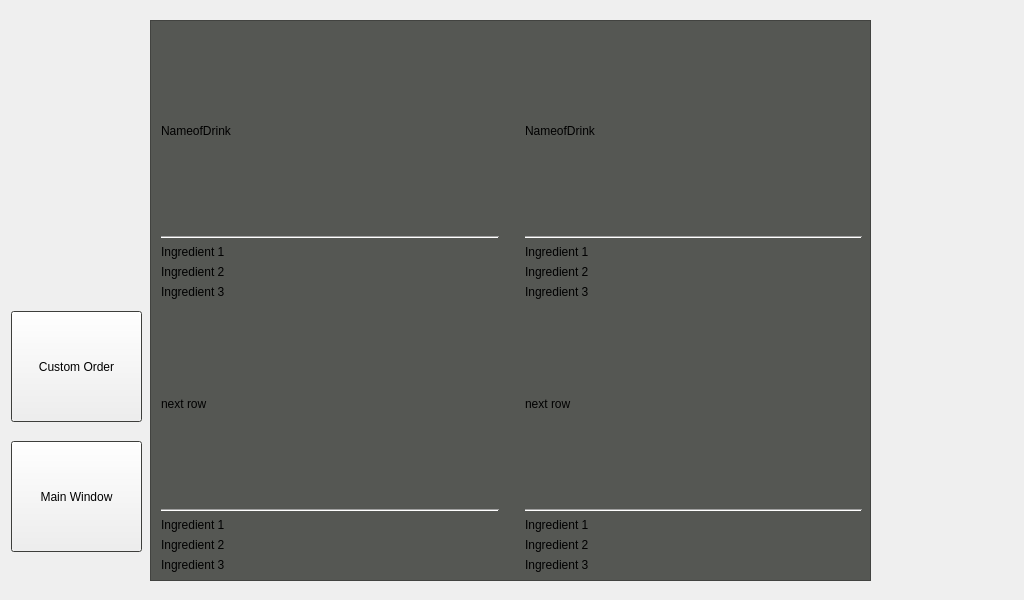
Qt form UI/stackedFinalSetup.ui (BartenderButlerBot/Application) before a commit.
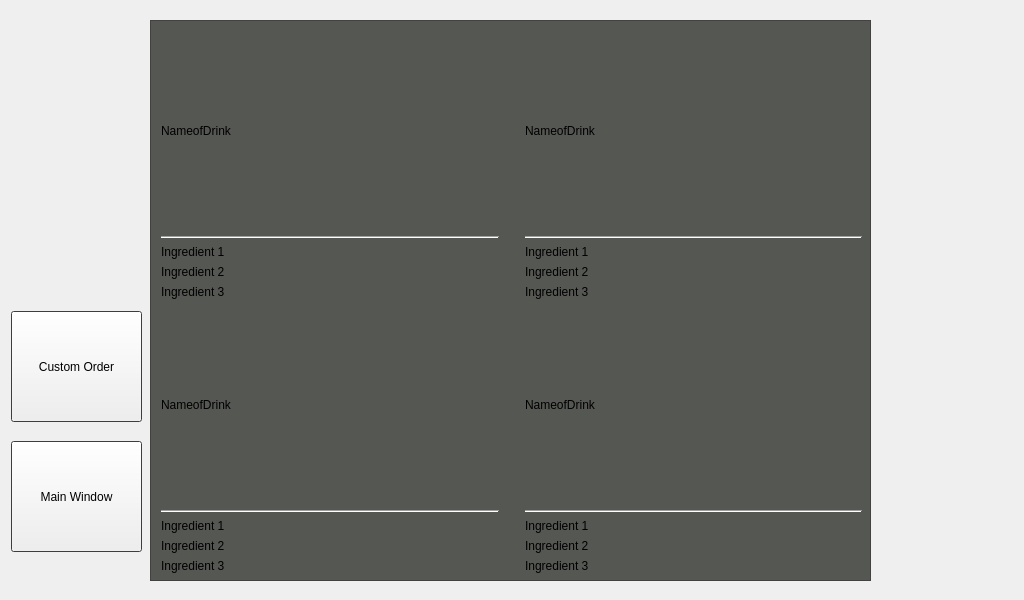
The same form after that commit.

Commit message: dynamic menu

What changed in the file:
```diff
--- a/UI/stackedFinalSetup.ui
+++ b/UI/stackedFinalSetup.ui
@@ -1468,95 +1468,83 @@
           <x>10</x>
           <y>10</y>
           <width>701</width>
-          <height>541</height>
+          <height>542</height>
          </rect>
         </property>
         <layout class="QGridLayout" name="gridLayout_menu">
-         <item row="1" column="0">
-          <layout class="QGridLayout" name="gridLayout_menuRecipe_3">
-           <item row="3" column="0">
-            <widget class="QLabel" name="label_recipeIngDynamicLater_3">
-             <property name="text">
-              <string>Ingredient 2</string>
-             </property>
-            </widget>
-           </item>
-           <item row="2" column="0">
-            <widget class="QLabel" name="label_recipeIng1_3">
-             <property name="text">
-              <string>Ingredient 1</string>
-             </property>
-            </widget>
-           </item>
-           <item row="4" column="0">
-            <widget class="QLabel" name="label_47">
-             <property name="text">
-              <string>Ingredient 3</string>
-             </property>
-            </widget>
-           </item>
-           <item row="1" column="0">
-            <widget class="Line" name="line_menuRecipe_3">
-             <property name="orientation">
-              <enum>Qt::Horizontal</enum>
-             </property>
-            </widget>
-           </item>
-           <item row="0" column="0">
-            <widget class="QLabel" name="label_recipeIngDynamicLater2_3">
-             <property name="sizePolicy">
-              <sizepolicy hsizetype="MinimumExpanding" vsizetype="MinimumExpanding">
-               <horstretch>0</horstretch>
-               <verstretch>0</verstretch>
-              </sizepolicy>
-             </property>
-             <property name="minimumSize">
-              <size>
-               <width>0</width>
-               <height>50</height>
-              </size>
-             </property>
-             <property name="text">
-              <string>next row</string>
-             </property>
-            </widget>
-           </item>
-          </layout>
-         </item>
+         <property name="sizeConstraint">
+          <enum>QLayout::SetDefaultConstraint</enum>
+         </property>
          <item row="0" column="0">
-          <layout class="QGridLayout" name="gridLayout_menuRecipe">
-           <item row="3" column="0">
-            <widget class="QLabel" name="label_recipeIngDynamicLater">
-             <property name="text">
-              <string>Ingredient 2</string>
+          <layout class="QVBoxLayout" name="verticalLayout_menuRecipe">
+           <item>
+            <widget class="QLabel" name="label_recipeIngName">
+             <property name="sizePolicy">
+              <sizepolicy hsizetype="MinimumExpanding" vsizetype="Fixed">
+               <horstretch>0</horstretch>
+               <verstretch>0</verstretch>
+              </sizepolicy>
              </property>
-            </widget>
-           </item>
-           <item row="2" column="0">
-            <widget class="QLabel" name="label_recipeIng1">
-             <property name="text">
-              <string>Ingredient 1</string>
+             <property name="minimumSize">
+              <size>
+               <width>0</width>
+               <height>199</height>
+              </size>
              </property>
-            </widget>
-           </item>
-           <item row="4" column="0">
-            <widget class="QLabel" name="label_37">
              <property name="text">
-              <string>Ingredient 3</string>
+              <string>NameofDrink</string>
              </property>
             </widget>
            </item>
-           <item row="1" column="0">
+           <item>
             <widget class="Line" name="line_menuRecipe">
              <property name="orientation">
               <enum>Qt::Horizontal</enum>
              </property>
             </widget>
            </item>
-           <item row="0" column="0">
+           <item>
+            <widget class="QLabel" name="label_recipeIng1">
+             <property name="sizePolicy">
+              <sizepolicy hsizetype="Preferred" vsizetype="Fixed">
+               <horstretch>0</horstretch>
+               <verstretch>0</verstretch>
+              </sizepolicy>
+             </property>
+             <property name="minimumSize">
+              <size>
+               <width>0</width>
+               <height>13</height>
+              </size>
+             </property>
+             <property name="text">
+              <string>Ingredient 1</string>
+             </property>
+            </widget>
+           </item>
+           <item>
+            <widget class="QLabel" name="label_recipeIngDynamicLater">
+             <property name="sizePolicy">
+              <sizepolicy hsizetype="Preferred" vsizetype="Fixed">
+               <horstretch>0</horstretch>
+               <verstretch>0</verstretch>
+              </sizepolicy>
+             </property>
+             <property name="minimumSize">
+              <size>
+               <width>0</width>
+               <height>13</height>
+              </size>
+             </property>
+             <property name="text">
+              <string>Ingredient 2</string>
+             </property>
+            </widget>
+           </item>
+           <item>
             <widget class="QLabel" name="label_recipeIngDynamicLater2">
              <property name="sizePolicy">
-              <sizepolicy hsizetype="MinimumExpanding" vsizetype="MinimumExpanding">
+              <sizepolicy hsizetype="Preferred" vsizetype="Fixed">
                <horstretch>0</horstretch>
                <verstretch>0</verstretch>
               </sizepolicy>
@@ -1564,65 +1552,14 @@
              <property name="minimumSize">
               <size>
                <width>0</width>
-               <height>50</height>
+               <height>13</height>
               </size>
              </property>
-             <property name="text">
-              <string>NameofDrink</string>
-             </property>
-            </widget>
-           </item>
-          </layout>
-         </item>
-         <item row="0" column="2">
-          <layout class="QGridLayout" name="gridLayout_6">
-           <item row="3" column="0">
-            <widget class="QLabel" name="label_39">
-             <property name="text">
-              <string>Ingredient 2</string>
-             </property>
-            </widget>
-           </item>
-           <item row="2" column="0">
-            <widget class="QLabel" name="label_40">
-             <property name="text">
-              <string>Ingredient 1</string>
-             </property>
-            </widget>
-           </item>
-           <item row="4" column="0">
-            <widget class="QLabel" name="label_41">
              <property name="text">
               <string>Ingredient 3</string>
              </property>
             </widget>
            </item>
-           <item row="1" column="0">
-            <widget class="Line" name="line_6">
-             <property name="orientation">
-              <enum>Qt::Horizontal</enum>
-             </property>
-            </widget>
-           </item>
-           <item row="0" column="0">
-            <widget class="QLabel" name="label_42">
-             <property name="sizePolicy">
-              <sizepolicy hsizetype="MinimumExpanding" vsizetype="MinimumExpanding">
-               <horstretch>0</horstretch>
-               <verstretch>0</verstretch>
-              </sizepolicy>
-             </property>
-             <property name="minimumSize">
-              <size>
-               <width>0</width>
-               <height>50</height>
-              </size>
-             </property>
-             <property name="text">
-              <string>NameofDrink</string>
-             </property>
-            </widget>
-           </item>
           </layout>
          </item>
          <item row="0" column="1">
@@ -1651,40 +1588,212 @@
            </property>
           </spacer>
          </item>
+         <item row="0" column="2">
+          <layout class="QVBoxLayout" name="verticalLayout_menuRecipe_10">
+           <item>
+            <widget class="QLabel" name="label_recipeIngName_10">
+             <property name="sizePolicy">
+              <sizepolicy hsizetype="MinimumExpanding" vsizetype="Fixed">
+               <horstretch>0</horstretch>
+               <verstretch>0</verstretch>
+              </sizepolicy>
+             </property>
+             <property name="minimumSize">
+              <size>
+               <width>0</width>
+               <height>199</height>
+              </size>
+             </property>
+             <property name="text">
+              <string>NameofDrink</string>
+             </property>
+            </widget>
+           </item>
+           <item>
+            <widget class="Line" name="line_menuRecipe_10">
+             <property name="orientation">
+              <enum>Qt::Horizontal</enum>
+             </property>
+            </widget>
+           </item>
+           <item>
+            <widget class="QLabel" name="label_recipeIng1_10">
+             <property name="sizePolicy">
+              <sizepolicy hsizetype="Preferred" vsizetype="Fixed">
+               <horstretch>0</horstretch>
+               <verstretch>0</verstretch>
+              </sizepolicy>
+             </property>
+             <property name="minimumSize">
+              <size>
+               <width>0</width>
+               <height>13</height>
+              </size>
+             </property>
+             <property name="text">
+              <string>Ingredient 1</string>
+             </property>
+            </widget>
+           </item>
+           <item>
+            <widget class="QLabel" name="label_recipeIngDynamicLater_10">
+             <property name="sizePolicy">
+              <sizepolicy hsizetype="Preferred" vsizetype="Fixed">
+               <horstretch>0</horstretch>
+               <verstretch>0</verstretch>
+              </sizepolicy>
+             </property>
+             <property name="minimumSize">
+              <size>
+               <width>0</width>
+               <height>13</height>
+              </size>
+             </property>
+             <property name="text">
+              <string>Ingredient 2</string>
+             </property>
+            </widget>
+           </item>
+           <item>
+            <widget class="QLabel" name="label_recipeIngDynamicLater2_10">
+             <property name="sizePolicy">
+              <sizepolicy hsizetype="Preferred" vsizetype="Fixed">
+               <horstretch>0</horstretch>
+               <verstretch>0</verstretch>
+              </sizepolicy>
+             </property>
+             <property name="minimumSize">
+              <size>
+               <width>0</width>
+               <height>13</height>
+              </size>
+             </property>
+             <property name="text">
+              <string>Ingredient 3</string>
+             </property>
+            </widget>
+           </item>
+          </layout>
+         </item>
+         <item row="1" column="0">
+          <layout class="QVBoxLayout" name="verticalLayout_menuRecipe_11">
+           <item>
+            <widget class="QLabel" name="label_recipeIngName_11">
+             <property name="sizePolicy">
+              <sizepolicy hsizetype="MinimumExpanding" vsizetype="Fixed">
+               <horstretch>0</horstretch>
+               <verstretch>0</verstretch>
+              </sizepolicy>
+             </property>
+             <property name="minimumSize">
+              <size>
+               <width>0</width>
+               <height>199</height>
+              </size>
+             </property>
+             <property name="text">
+              <string>NameofDrink</string>
+             </property>
+            </widget>
+           </item>
+           <item>
+            <widget class="Line" name="line_menuRecipe_11">
+             <property name="orientation">
+              <enum>Qt::Horizontal</enum>
+             </property>
+            </widget>
+           </item>
+           <item>
+            <widget class="QLabel" name="label_recipeIng1_11">
+             <property name="sizePolicy">
+              <sizepolicy hsizetype="Preferred" vsizetype="Fixed">
+               <horstretch>0</horstretch>
+               <verstretch>0</verstretch>
+              </sizepolicy>
+             </property>
+             <property name="minimumSize">
+              <size>
+               <width>0</width>
+               <height>13</height>
+              </size>
+             </property>
+             <property name="text">
+              <string>Ingredient 1</string>
+             </property>
+            </widget>
+           </item>
+           <item>
+            <widget class="QLabel" name="label_recipeIngDynamicLater_11">
+             <property name="sizePolicy">
+              <sizepolicy hsizetype="Preferred" vsizetype="Fixed">
+               <horstretch>0</horstretch>
+               <verstretch>0</verstretch>
+              </sizepolicy>
+             </property>
+             <property name="minimumSize">
+              <size>
+               <width>0</width>
+               <height>13</height>
+              </size>
+             </property>
+             <property name="text">
+              <string>Ingredient 2</string>
+             </property>
+            </widget>
+           </item>
+           <item>
+            <widget class="QLabel" name="label_recipeIngDynamicLater2_11">
+             <property name="sizePolicy">
+              <sizepolicy hsizetype="Preferred" vsizetype="Fixed">
+               <horstretch>0</horstretch>
+               <verstretch>0</verstretch>
+              </sizepolicy>
+             </property>
+             <property name="minimumSize">
+              <size>
+               <width>0</width>
+               <height>13</height>
+              </size>
+             </property>
+             <property name="text">
+              <string>Ingredient 3</string>
+             </property>
+            </widget>
+           </item>
+          </layout>
+         </item>
          <item row="1" column="2">
-          <layout class="QGridLayout" name="gridLayout_menuRecipe_4">
-           <item row="3" column="0">
-            <widget class="QLabel" name="label_recipeIngDynamicLater_4">
-             <property name="text">
-              <string>Ingredient 2</string>
+          <layout class="QVBoxLayout" name="verticalLayout_menuRecipe_12">
+           <item>
+            <widget class="QLabel" name="label_recipeIngName_12">
+             <property name="sizePolicy">
+              <sizepolicy hsizetype="MinimumExpanding" vsizetype="Fixed">
+               <horstretch>0</horstretch>
+               <verstretch>0</verstretch>
+              </sizepolicy>
              </property>
-            </widget>
-           </item>
-           <item row="2" column="0">
-            <widget class="QLabel" name="label_recipeIng1_4">
-             <property name="text">
-              <string>Ingredient 1</string>
+             <property name="minimumSize">
+              <size>
+               <width>0</width>
+               <height>199</height>
+              </size>
              </property>
-            </widget>
-           </item>
-           <item row="4" column="0">
-            <widget class="QLabel" name="label_48">
              <property name="text">
-              <string>Ingredient 3</string>
+              <string>NameofDrink</string>
              </property>
             </widget>
            </item>
-           <item row="1" column="0">
-            <widget class="Line" name="line_menuRecipe_4">
+           <item>
+            <widget class="Line" name="line_menuRecipe_12">
              <property name="orientation">
               <enum>Qt::Horizontal</enum>
              </property>
             </widget>
            </item>
-           <item row="0" column="0">
-            <widget class="QLabel" name="label_recipeIngDynamicLater2_4">
+           <item>
+            <widget class="QLabel" name="label_recipeIng1_12">
              <property name="sizePolicy">
-              <sizepolicy hsizetype="MinimumExpanding" vsizetype="MinimumExpanding">
+              <sizepolicy hsizetype="Preferred" vsizetype="Fixed">
                <horstretch>0</horstretch>
                <verstretch>0</verstretch>
               </sizepolicy>
@@ -1692,11 +1801,49 @@
              <property name="minimumSize">
               <size>
                <width>0</width>
-               <height>50</height>
+               <height>13</height>
               </size>
              </property>
              <property name="text">
-              <string>next row</string>
+              <string>Ingredient 1</string>
+             </property>
+            </widget>
+           </item>
+           <item>
+            <widget class="QLabel" name="label_recipeIngDynamicLater_12">
+             <property name="sizePolicy">
+              <sizepolicy hsizetype="Preferred" vsizetype="Fixed">
+               <horstretch>0</horstretch>
+               <verstretch>0</verstretch>
+              </sizepolicy>
+             </property>
+             <property name="minimumSize">
+              <size>
+               <width>0</width>
+               <height>13</height>
+              </size>
+             </property>
+             <property name="text">
+              <string>Ingredient 2</string>
+             </property>
+            </widget>
+           </item>
+           <item>
+            <widget class="QLabel" name="label_recipeIngDynamicLater2_12">
+             <property name="sizePolicy">
+              <sizepolicy hsizetype="Preferred" vsizetype="Fixed">
+               <horstretch>0</horstretch>
+               <verstretch>0</verstretch>
+              </sizepolicy>
+             </property>
+             <property name="minimumSize">
+              <size>
+               <width>0</width>
+               <height>13</height>
+              </size>
+             </property>
+             <property name="text">
+              <string>Ingredient 3</string>
              </property>
             </widget>
            </item>
```
The commit also changes 3 other files.
